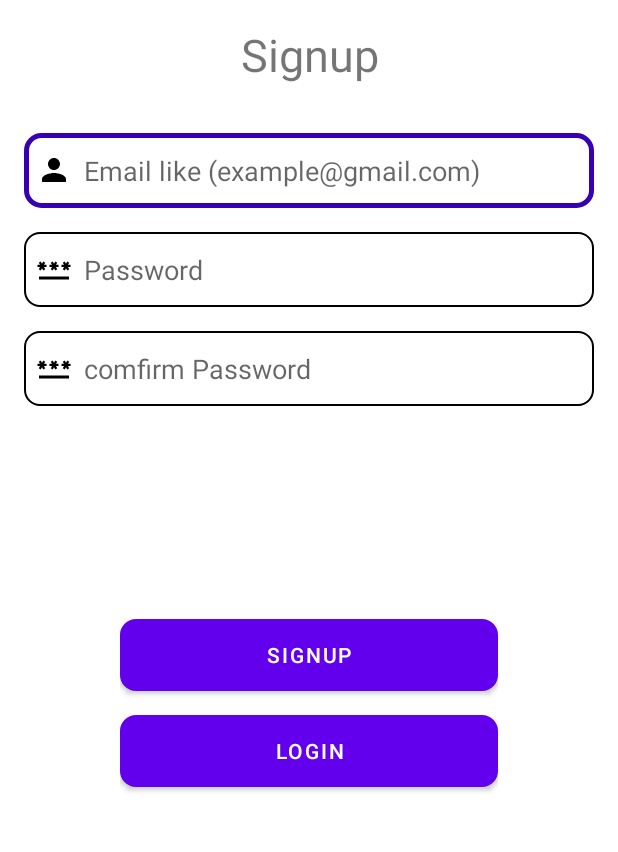
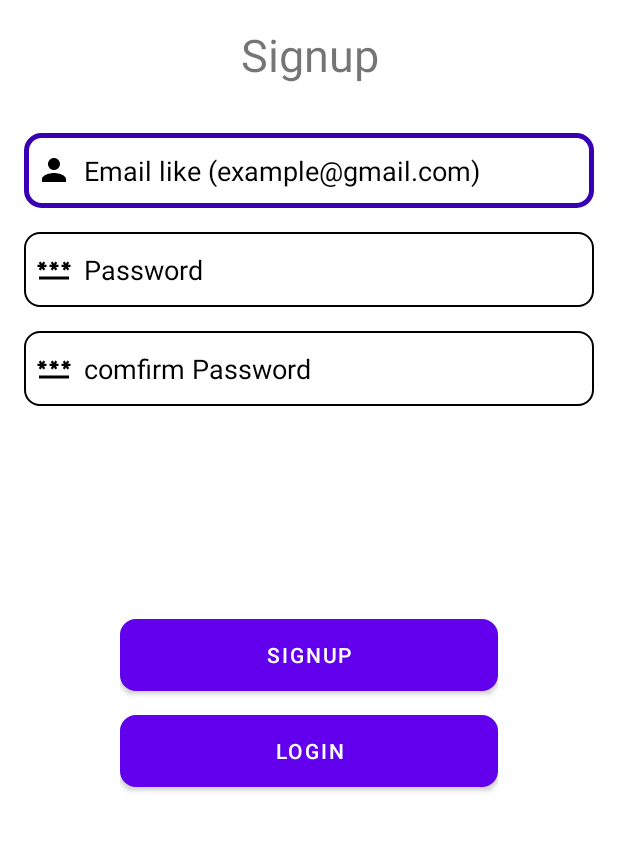
Before and after one commit to 20193663/MyNotes, an Android app: the Signup screen opened directly, with no data from a screen before it, on a phone screen of 412 x 824 dp, the part 261-1113 px from its top. Run offline under Robolectric (Android 15) with nearby library versions, the phone set to English and light mode, and no system bars; our stand-ins replace Firebase (no records; nobody signed in at launch, a user with empty details on screens opened directly).

Commit message:
not goot but work

```diff
--- a/app/src/main/java/com/fue/mynotes/FirebaseUserReference.java
+++ b/app/src/main/java/com/fue/mynotes/FirebaseUserReference.java
@@ -22,6 +22,6 @@ public class FirebaseUserReference {
 
     @SuppressLint("SimpleDateFormat")
     static String timestampToString(Timestamp timestamp){
-        return new SimpleDateFormat("MM/dd/yyyy").format(timestamp.toDate());
+        return new SimpleDateFormat("MM/dd/yyyy HH:MM:SS aaa").format(timestamp.toDate());
     }
 }
--- a/app/src/main/res/layout/activity_signup.xml
+++ b/app/src/main/res/layout/activity_signup.xml
@@ -45,11 +45,13 @@
             android:hint="@string/emailHint"
             android:drawablePadding="8dp"
             android:paddingStart="8dp"
-            android:inputType="text"
+            android:inputType="textEmailAddress"
             android:drawableLeft="@drawable/ic_person"
             android:background="@drawable/rounded_et"
             android:layout_marginBottom="16dp"
-            android:layout_height="50dp"/>
+            android:layout_height="50dp"
+            android:textColor="@color/black"
+            android:textColorHint="@color/black"/>
 
         <EditText
             android:id="@+id/password_et"
@@ -61,7 +63,9 @@
             android:background="@drawable/rounded_et"
             android:hint="@string/passwordHint"
             android:layout_height="50dp"
-            android:layout_marginBottom="16dp"/>
+            android:layout_marginBottom="16dp"
+            android:textColor="@color/black"
+            android:textColorHint="@color/black"/>
 
         <EditText
             android:id="@+id/comfirm_password_et"
@@ -72,7 +76,9 @@
             android:drawablePadding="8dp"
             android:hint="@string/comfirm_password"
             android:inputType="textPassword"
-            android:paddingStart="8dp" />
+            android:paddingStart="8dp"
+            android:textColor="@color/black"
+            android:textColorHint="@color/black"/>
 
     </LinearLayout>
 
--- a/app/src/main/res/menu/main_menu.xml
+++ b/app/src/main/res/menu/main_menu.xml
@@ -5,7 +5,7 @@
         android:id="@+id/Logout"
         android:title="Logout"
         android:icon="@drawable/ic_logout"
-        android:iconTint="@color/black"
-        app:showAsAction="always"
+        android:iconTint="@color/purple_500"
+        app:showAsAction="never"
         />
 </menu>
--- a/app/src/main/res/values-night/themes.xml
+++ b/app/src/main/res/values-night/themes.xml
@@ -1,6 +1,7 @@
 <resources xmlns:tools="http://schemas.android.com/tools">
     <!-- Base application theme. -->
     <style name="Theme.MyNotes" parent="Theme.MaterialComponents.DayNight.DarkActionBar">
+        <item name="android:windowLightStatusBar">true</item>
         <!-- Primary brand color. -->
         <item name="colorPrimary">@color/purple_200</item>
         <item name="colorPrimaryVariant">@color/purple_700</item>
--- a/app/src/main/res/values/colors.xml
+++ b/app/src/main/res/values/colors.xml
@@ -7,4 +7,10 @@
     <color name="teal_700">#FF018786</color>
     <color name="black">#FF000000</color>
     <color name="white">#FFFFFFFF</color>
+    <color name="colorPink">#E82D50</color>
+    <color name="colorPinkTrans">#E6E82D50</color>
+    <color name="colorTextDark">#434B5B</color>
+    <color name="colorTextGrey">#8E939E</color>
+    <color name="colorPinkDark">#A8213A</color>
+    <color name="colorWhiteTrans">#E6FFFFFF</color>
 </resources>
--- a/app/src/main/res/values/themes.xml
+++ b/app/src/main/res/values/themes.xml
@@ -1,6 +1,7 @@
 <resources xmlns:tools="http://schemas.android.com/tools">
     <!-- Base application theme. -->
     <style name="Theme.MyNotes" parent="Theme.MaterialComponents.DayNight.DarkActionBar">
+        <item name="android:windowLightStatusBar">true</item>
         <!-- Primary brand color. -->
         <item name="colorPrimary">@color/purple_500</item>
         <item name="colorPrimaryVariant">@color/purple_700</item>
```
Also changed, not shown: app/src/main/AndroidManifest.xml (+6 -9 lines), app/src/main/res/layout/activity_login.xml (+11 -3 lines), app/src/main/res/values/dimen.xml (added, +15 -0 lines).
